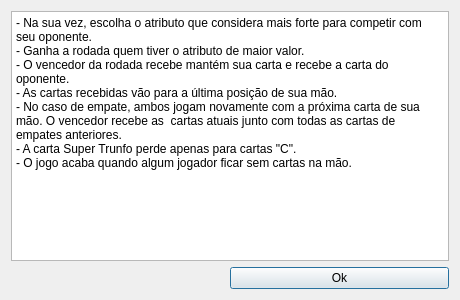
This is SuperTrunfo/Interface_Trunfo/instructions.ui in gianricardo/prog3 as Qt 5 draws it before an edit. The edited form follows.
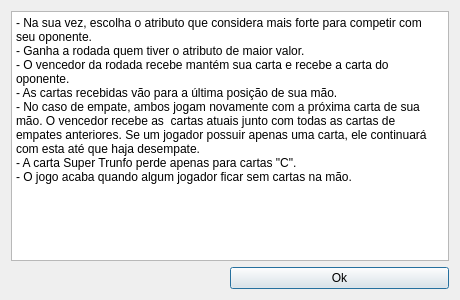
This is the edited form.

```diff
--- a/SuperTrunfo/Interface_Trunfo/instructions.ui
+++ b/SuperTrunfo/Interface_Trunfo/instructions.ui
@@ -33,7 +33,7 @@
 - Ganha a rodada quem tiver o atributo de maior valor.
 - O vencedor da rodada recebe mantém sua carta e recebe a carta do oponente.
 - As cartas recebidas vão para a última posição de sua mão.
-- No caso de empate, ambos jogam novamente com a próxima carta de sua mão. O vencedor recebe as  cartas atuais junto com todas as cartas de empates anteriores.
+- No caso de empate, ambos jogam novamente com a próxima carta de sua mão. O vencedor recebe as  cartas atuais junto com todas as cartas de empates anteriores. Se um jogador possuir apenas uma carta, ele continuará com esta até que haja desempate.
 - A carta Super Trunfo perde apenas para cartas &quot;C&quot;.
 - O jogo acaba quando algum jogador ficar sem cartas na mão.</string>
      </property>
```
